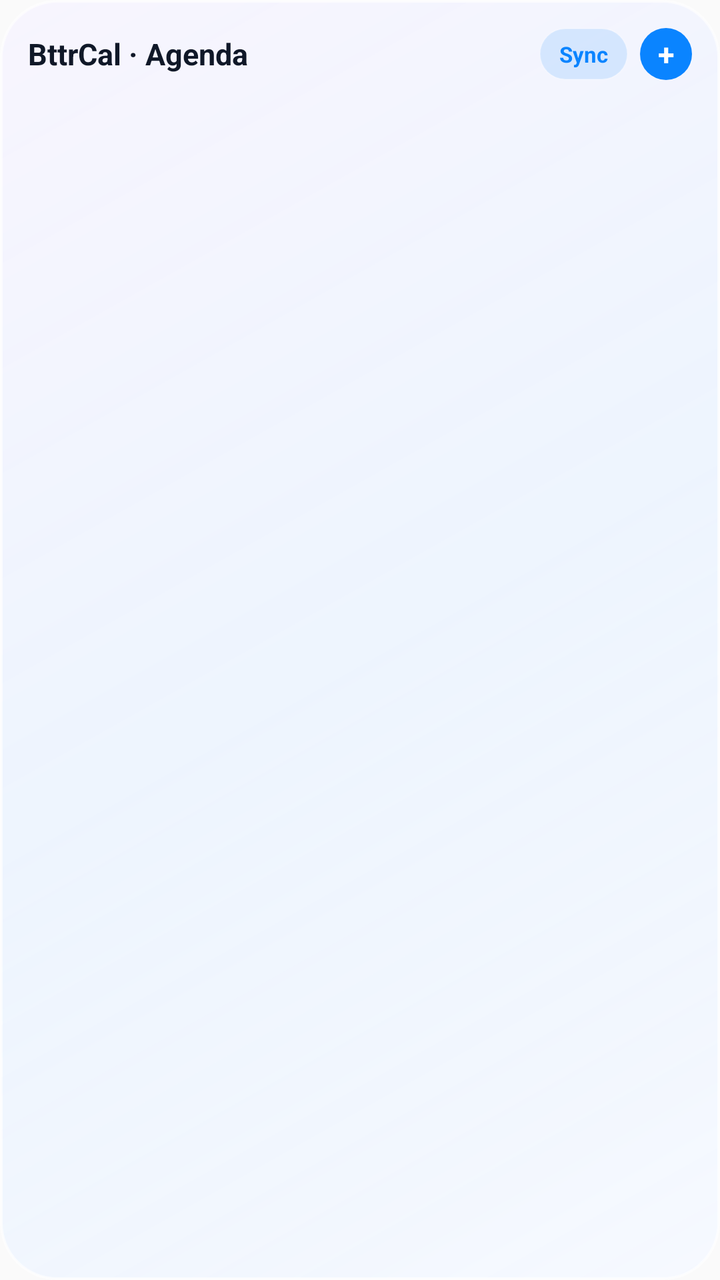
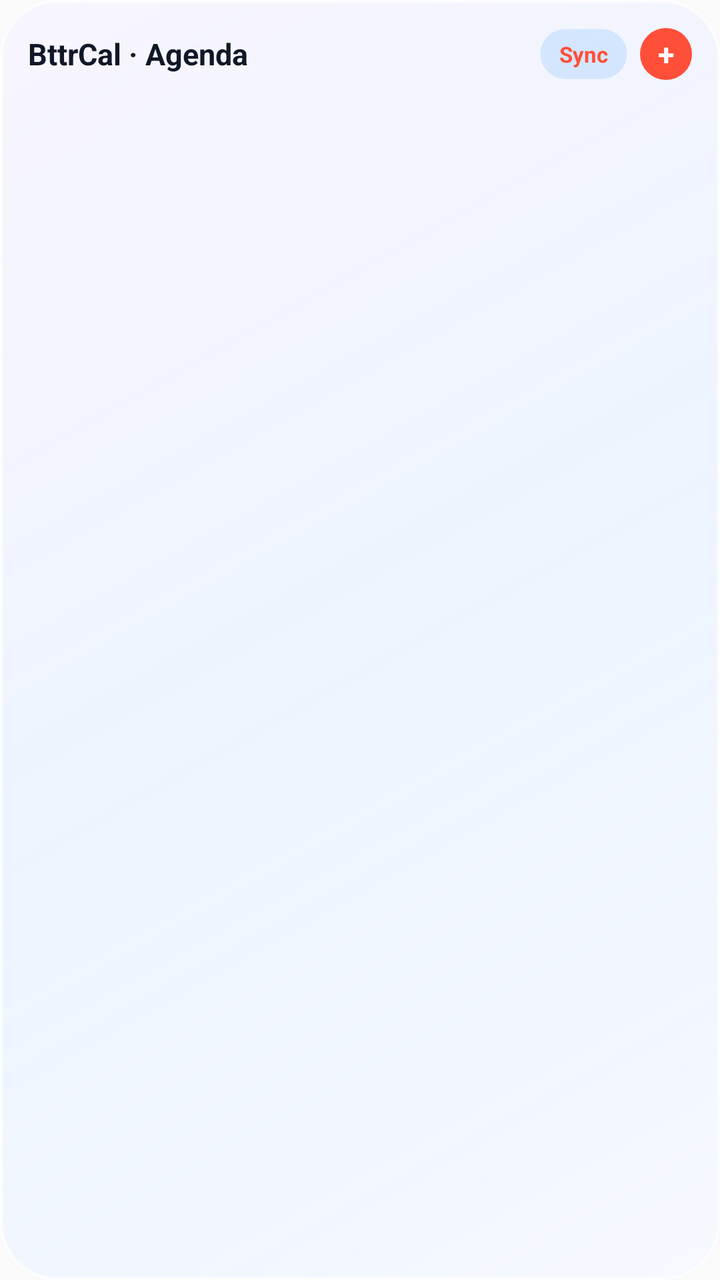

Before-and-after screenshots of an Android layout around one commit, followed by the original layout XML and the change that was made.
<!-- AndroidManifest.xml: application theme Theme.BttrCal -->
<!-- res/layout/widget_agenda_list.xml -->
<?xml version="1.0" encoding="utf-8"?>
<LinearLayout xmlns:android="http://schemas.android.com/apk/res/android"
    android:id="@+id/agenda_widget_root"
    android:layout_width="match_parent"
    android:layout_height="match_parent"
    android:background="@drawable/widget_bg_liquid_glass_light"
    android:orientation="vertical"
    android:padding="14dp">

    <LinearLayout
        android:layout_width="match_parent"
        android:layout_height="wrap_content"
        android:gravity="center_vertical"
        android:orientation="horizontal">

        <TextView
            android:id="@+id/agenda_widget_title"
            android:layout_width="0dp"
            android:layout_height="wrap_content"
            android:layout_weight="1"
            android:text="BttrCal · Agenda"
            android:textColor="#101828"
            android:textSize="15sp"
            android:textStyle="bold" />

        <TextView
            android:id="@+id/agenda_btn_sync"
            android:layout_width="wrap_content"
            android:layout_height="26dp"
            android:layout_marginEnd="6dp"
            android:background="@drawable/widget_pill_btn"
            android:gravity="center"
            android:paddingHorizontal="10dp"
            android:text="Sync"
            android:textColor="#0A84FF"
            android:textSize="11sp"
            android:textStyle="bold" />

        <TextView
            android:id="@+id/agenda_btn_add"
            android:layout_width="26dp"
            android:layout_height="26dp"
            android:background="@drawable/widget_today_circle"
            android:gravity="center"
            android:text="+"
            android:textColor="#FFFFFF"
            android:textSize="15sp"
            android:textStyle="bold" />
    </LinearLayout>

    <ListView
        android:id="@+id/agenda_list_view"
        android:layout_width="match_parent"
        android:layout_height="0dp"
        android:layout_marginTop="8dp"
        android:layout_weight="1"
        android:divider="@android:color/transparent"
        android:dividerHeight="4dp" />

    <TextView
        android:id="@+id/agenda_empty_view"
        android:layout_width="match_parent"
        android:layout_height="0dp"
        android:layout_weight="1"
        android:gravity="center"
        android:text="Keine anstehenden Termine in den nächsten 30 Tagen"
        android:textColor="#667085"
        android:textSize="12sp"
        android:visibility="gone" />
</LinearLayout>
<!-- resources referenced by this layout -->
<resources>
  <!-- drawable widget_bg_liquid_glass_light (drawable) -->
  <?xml version="1.0" encoding="utf-8"?>
  <shape xmlns:android="http://schemas.android.com/apk/res/android" android:shape="rectangle">
      <gradient
          android:angle="135"
          android:startColor="#D8F4F8FF"
          android:centerColor="#C8EAF3FF"
          android:endColor="#D0F7F4FF"
          android:type="linear" />
      <corners android:radius="28dp" />
      <stroke android:width="1.2dp" android:color="#AAFFFFFF" />
  </shape>
  <!-- drawable widget_pill_btn (drawable) -->
  <?xml version="1.0" encoding="utf-8"?>
  <shape xmlns:android="http://schemas.android.com/apk/res/android" android:shape="rectangle">
      <solid android:color="#220A84FF" />
      <corners android:radius="14dp" />
      <stroke android:width="0.8dp" android:color="#44FFFFFF" />
  </shape>
  <!-- drawable widget_today_circle (drawable) -->
  <?xml version="1.0" encoding="utf-8"?>
  <shape xmlns:android="http://schemas.android.com/apk/res/android" android:shape="oval">
      <solid android:color="#FF0A84FF" />
  </shape>
  <style name="Theme.BttrCal" parent="android:Theme.Material.Light.NoActionBar">
          <item name="android:statusBarColor">@android:color/transparent</item>
          <item name="android:navigationBarColor">@android:color/transparent</item>
          <item name="android:windowLightStatusBar">true</item>
      </style>
</resources>

<!-- the commit's change to res/layout/widget_agenda_list.xml (unified diff, before → after) -->
@@ -32,7 +32,7 @@
             android:gravity="center"
             android:paddingHorizontal="10dp"
             android:text="Sync"
-            android:textColor="#0A84FF"
+            android:textColor="#FF4F38"
             android:textSize="11sp"
             android:textStyle="bold" />
 
<!-- resource entries referenced after the edit -->
@@ -22,7 +22,7 @@
   <!-- drawable widget_today_circle (drawable) -->
   <?xml version="1.0" encoding="utf-8"?>
   <shape xmlns:android="http://schemas.android.com/apk/res/android" android:shape="oval">
-      <solid android:color="#FF0A84FF" />
+      <solid android:color="#FFFF4F38" />
   </shape>
   <style name="Theme.BttrCal" parent="android:Theme.Material.Light.NoActionBar">
           <item name="android:statusBarColor">@android:color/transparent</item>
